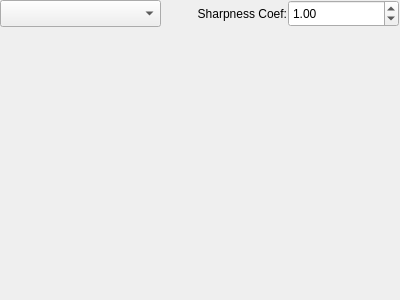
buzzcz/ZVI, file src/defineddirection.ui: the form before one commit.
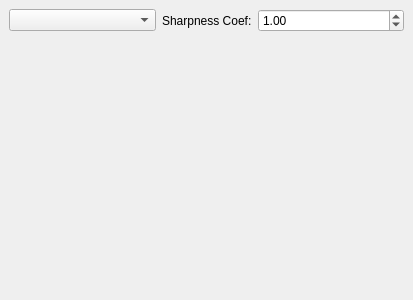
The form after the commit.

Commit message: Added layouts to windows

```diff
--- a/src/defineddirection.ui
+++ b/src/defineddirection.ui
@@ -6,7 +6,7 @@
    <rect>
     <x>0</x>
     <y>0</y>
-    <width>400</width>
+    <width>413</width>
     <height>300</height>
    </rect>
   </property>
@@ -14,33 +14,48 @@
    <string>Edge Detection In Defined Direction</string>
   </property>
   <widget class="QWidget" name="centralwidget">
-   <widget class="QLabel" name="label">
-    <property name="geometry">
-     <rect>
-      <x>0</x>
-      <y>40</y>
-      <width>411</width>
-      <height>261</height>
-     </rect>
+   <layout class="QVBoxLayout" name="verticalLayout" stretch="1,3">
+    <item>
+     <layout class="QHBoxLayout" name="horizontalLayout">
+      <property name="sizeConstraint">
+       <enum>QLayout::SetDefaultConstraint</enum>
+      </property>
+      <item>
+       <widget class="QComboBox" name="directionComboBox">
+        <property name="sizePolicy">
+         <sizepolicy hsizetype="Expanding" vsizetype="Fixed">
+          <horstretch>0</horstretch>
+          <verstretch>0</verstretch>
+         </sizepolicy>
+        </property>
+       </widget>
+      </item>
+      <item>
+       <widget class="QLabel" name="label_2">
+        <property name="sizePolicy">
+         <sizepolicy hsizetype="Minimum" vsizetype="Preferred">
+          <horstretch>0</horstretch>
+          <verstretch>0</verstretch>
+         </sizepolicy>
     </property>
     <property name="text">
-     <string/>
-    </property>
-   </widget>
+         <string>Sharpness Coef:</string>
+        </property>
+       </widget>
+      </item>
+      <item>
    <widget class="QDoubleSpinBox" name="sharpCoefSpinBox">
-    <property name="geometry">
-     <rect>
-      <x>288</x>
-      <y>0</y>
-      <width>111</width>
-      <height>27</height>
-     </rect>
+        <property name="sizePolicy">
+         <sizepolicy hsizetype="Expanding" vsizetype="Fixed">
+          <horstretch>0</horstretch>
+          <verstretch>0</verstretch>
+         </sizepolicy>
     </property>
     <property name="minimum">
      <double>0.010000000000000</double>
     </property>
     <property name="maximum">
-     <double>100.000000000000000</double>
+         <double>256.000000000000000</double>
     </property>
     <property name="singleStep">
      <double>0.010000000000000</double>
@@ -49,32 +64,23 @@
      <double>1.000000000000000</double>
     </property>
    </widget>
-   <widget class="QLabel" name="label_2">
-    <property name="geometry">
-     <rect>
-      <x>166</x>
-      <y>0</y>
-      <width>121</width>
-      <height>21</height>
-     </rect>
+      </item>
+     </layout>
+    </item>
+    <item>
+     <widget class="QLabel" name="label">
+      <property name="sizePolicy">
+       <sizepolicy hsizetype="Expanding" vsizetype="Expanding">
+        <horstretch>0</horstretch>
+        <verstretch>0</verstretch>
+       </sizepolicy>
     </property>
     <property name="text">
-     <string>Sharpness Coef:</string>
-    </property>
-    <property name="alignment">
-     <set>Qt::AlignBottom|Qt::AlignRight|Qt::AlignTrailing</set>
-    </property>
-   </widget>
-   <widget class="QComboBox" name="directionComboBox">
-    <property name="geometry">
-     <rect>
-      <x>0</x>
-      <y>0</y>
-      <width>161</width>
-      <height>27</height>
-     </rect>
-    </property>
-   </widget>
+       <string/>
+      </property>
+     </widget>
+    </item>
+   </layout>
   </widget>
  </widget>
  <resources/>
```
Lines whose indentation alone changed are shown as unchanged. The commit also changes 6 other files.
